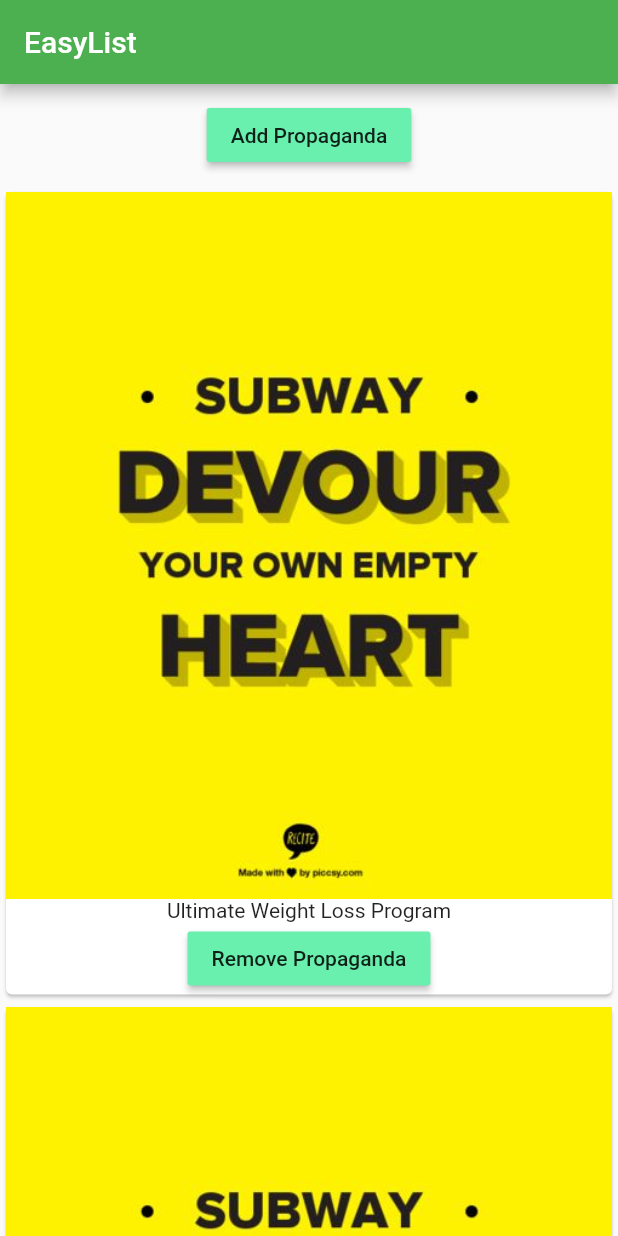
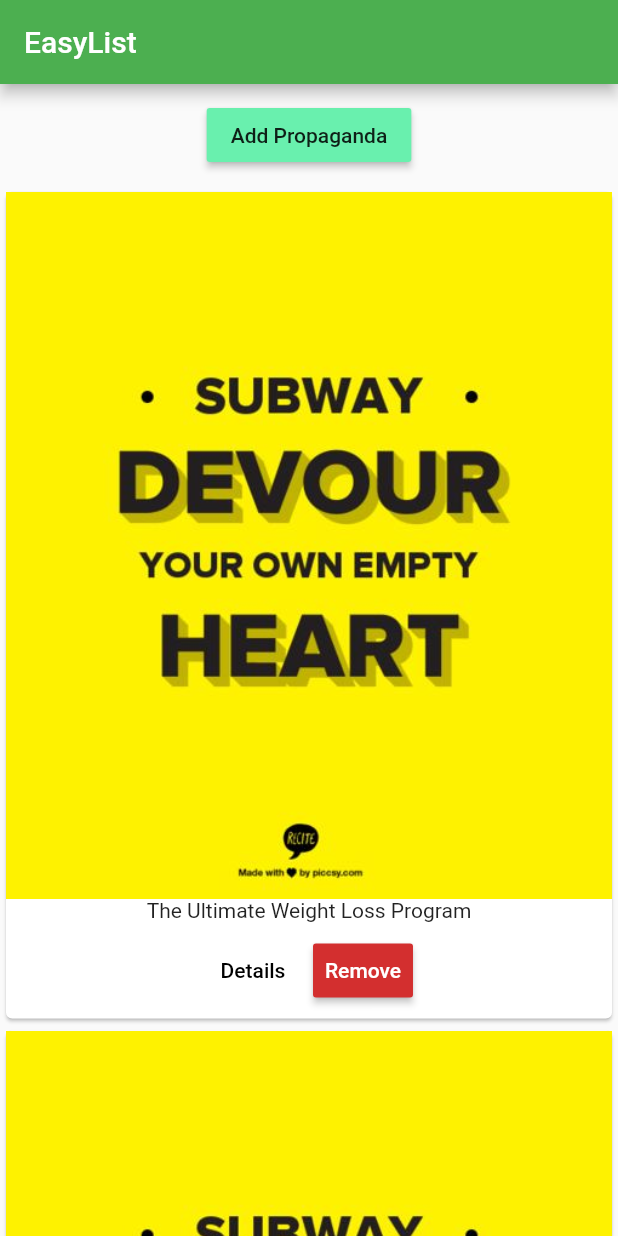
Before and after one commit to okeefem2/flutterate, a Flutter app: the screen it shows after launch, after a tap on "Add Propaganda", on a phone screen of 412 x 824 dp. Run offline on Flutter 3.47's test engine with Material 2 defaults, Android fonts, the phone set to English and light mode, and no system bars.

Commit message:
Added navigation and basic data passing

```diff
--- a/lib/main.dart
+++ b/lib/main.dart
@@ -1,7 +1,7 @@
 import 'package:flutter/material.dart';
 import 'package:flutter/rendering.dart';
 import './product_manager.dart';
-
+import './pages/home.dart';
 void main() {
   // debugPaintSizeEnabled = true;
   // debugPaintBaselinesEnabled = true;
@@ -19,12 +19,7 @@
         primarySwatch: Colors.green,
         accentColor: Colors.greenAccent
       ),
-      home: Scaffold(
-        appBar: AppBar(
-          title: Text('EasyList'),
-        ),
-        body: ProductManager(initialProduct: 'Ultimate Weight Loss Program'),
-      ),
+      home: Home()
     ); // No new keyword needed in dart
   }
 }
--- /dev/null
+++ b/lib/pages/home.dart
@@ -0,0 +1,15 @@
+import 'package:flutter/material.dart';
+import '../product_manager.dart';
+
+class Home extends StatelessWidget {
+    @override
+    Widget build(BuildContext context) {
+      // TODO: implement build
+      return Scaffold(
+        appBar: AppBar(
+          title: Text('EasyList'),
+        ),
+        body: ProductManager(initialProduct: 'Ultimate Weight Loss Program'),
+      );
+    }
+}
--- a/lib/product_control.dart
+++ b/lib/product_control.dart
@@ -4,12 +4,13 @@
   final Function pressCallback;
   final String buttonText;
   final buttonArg;
-  ProductControl(this.pressCallback, this.buttonText, this.buttonArg);
+  final Color color;
+  ProductControl(this.pressCallback, this.buttonText, this.buttonArg, this.color);
 
   @override
   Widget build(BuildContext context) {
     return RaisedButton(
-      color: Theme.of(context).accentColor,
+      color: this.color,
       child: Text(buttonText),
       onPressed: () {
         pressCallback(buttonArg);
--- a/lib/product_manager.dart
+++ b/lib/product_manager.dart
@@ -20,14 +20,14 @@
 }
 
 class _ProductManagerState extends State<ProductManager> {
-  final List<String> _products = []; // final, can't change reference
+  final List<Map<String, dynamic>> _products = []; // final, can't change reference
 
   @override
   void initState() {
     // Called third
     super.initState(); // Best practice to call super first
     if (widget.initialProduct != null) {
-      _products.add(widget.initialProduct);
+      _products.add({ 'title': 'The Ultimate Weight Loss Program', 'imageUrl': 'assets/your_own_empty_heart.jpg' });
     }
   }
 
@@ -38,11 +38,11 @@
     super.didUpdateWidget(oldWidget);
   }
 
-  void _addProduct(String product) {
+  void _addProduct(Map<String, dynamic> product) {
     print('adding a product');
     print(product);
     setState(() {
-      _products.add(product);
+      _products.add({ 'title': 'Run Before The Void', 'imageUrl': 'assets/your_own_empty_heart.jpg'  });
     });
     print(_products);
   }
@@ -66,10 +66,11 @@
         Container(
             margin: EdgeInsets.all(10.0),
             child: ProductControl(
-                _addProduct, 'Add Propaganda', 'You cannot escape the void')),
+                _addProduct, 'Add Propaganda', { 'title': 'Weird At Last', 'imageUrl': 'assets/your_own_empty_heart.jpg' }, Theme.of(context).accentColor),
+        ),
         Expanded(
-            child: Products(_removeProduct,
-                _products)), // Expanded takes remaining space after other widgets
+            child: Products(_removeProduct, _products)
+        ), // Expanded takes remaining space after other widgets
       ],
     );
   }
--- a/lib/products.dart
+++ b/lib/products.dart
@@ -1,8 +1,9 @@
 import 'package:flutter/material.dart';
 import './product_control.dart';
+import './pages/product.dart';
 
 class Products extends StatelessWidget {
-  final List<String> _products; // final to be immutable since stateless
+  final List<Map<String, dynamic>> _products; // final to be immutable since stateless
   final Function removeProduct;
   Products(this.removeProduct, [this._products = const []]) {
     // Optional positional args wrapped in brackets and default values must be const
@@ -16,9 +17,28 @@
     return Card(
       child: Column(
         children: <Widget>[
-          Image.asset('assets/your_own_empty_heart.jpg'),
-          Text(_products[index]),
-          ProductControl(removeProduct, 'Remove Propaganda', index)
+          Image.asset(_products[index]['imageUrl']),
+          Text(_products[index]['title']),
+          ButtonBar(
+            alignment: MainAxisAlignment.center,
+            children: <Widget>[
+              FlatButton(
+                child: Text('Details'),
+                onPressed: () => Navigator.push<bool>( // Tell the type of the future
+                    context,
+                    MaterialPageRoute(
+                        builder: (BuildContext context) => Product(_products[index], )
+                    ),
+                ).then((value) {
+                  if (value) {
+                    removeProduct(index);
+                  }
+                }),
+              ),
+              ProductControl(
+                  removeProduct, 'Remove', index, Theme.of(context).errorColor),
+            ],
+          )
         ],
       ),
     );
```
Also changed, not shown: lib/pages/product.dart (added, +31 -0 lines).
